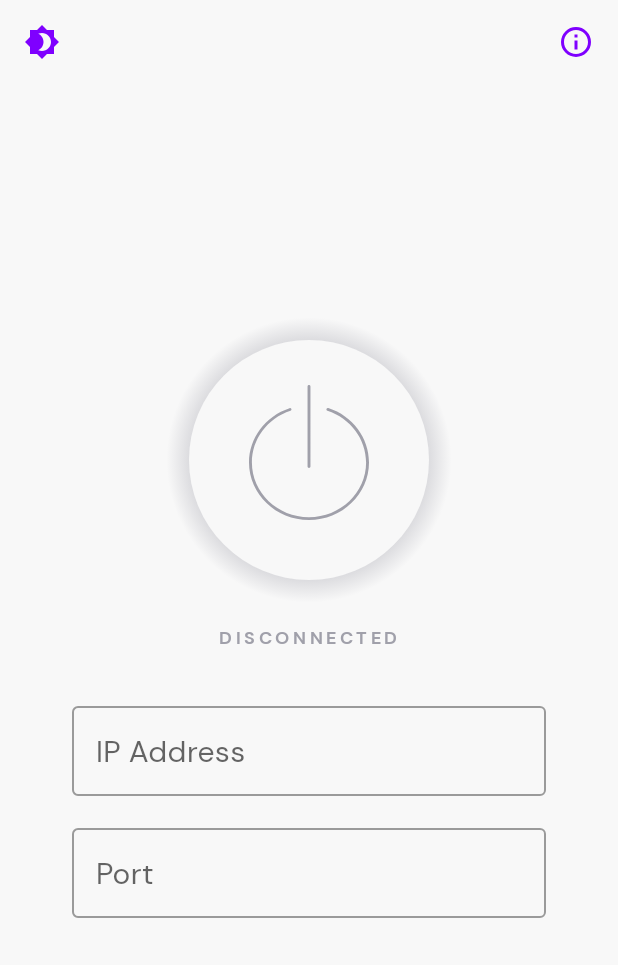
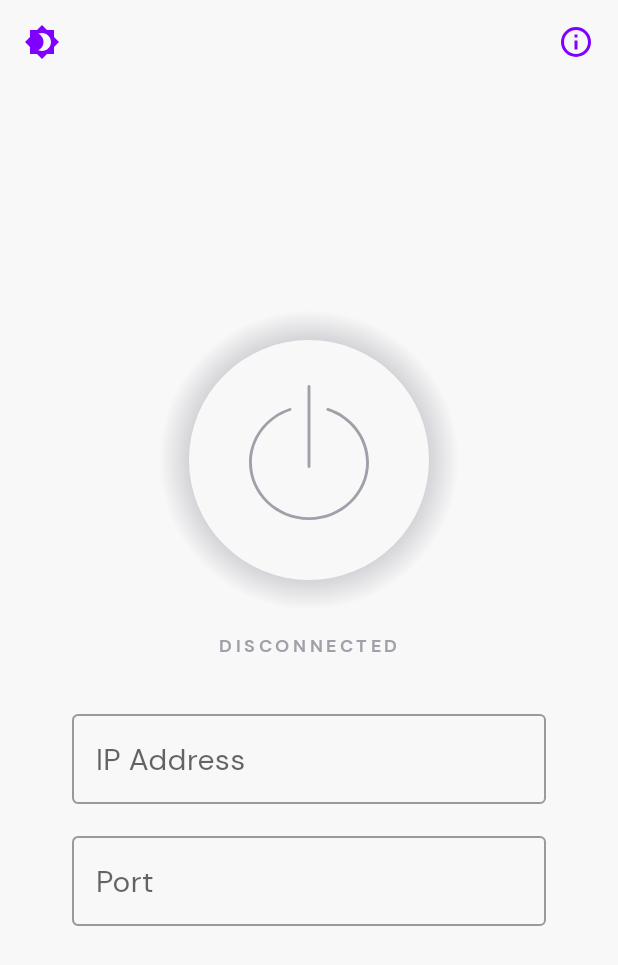
Before and after one commit to theappbusiness/android-proxy-toggle, an Android app: the screen it shows after launch (MainActivity), on a phone screen of 412 x 824 dp. Shown: the top 965 px of the screen. Run offline under Robolectric (Android 15) with nearby library versions, the phone set to English and light mode, and no system bars; our stand-ins replace Dagger/Hilt's generated code; libraries missing offline, so code that uses them is left out: androidx.hilt.lifecycle; 1 statement that could not run was skipped.

Commit message:
Last tweaks to finish off Night mode (#18)

```diff
--- a/app/src/main/res/values-night/colors.xml
+++ b/app/src/main/res/values-night/colors.xml
@@ -1,5 +1,7 @@
 <?xml version="1.0" encoding="utf-8"?>
 <resources>
+    <color name="primary">@color/periwinkle</color>
+
     <!-- General screen colours -->
     <color name="screen_background">@color/dark</color>
 </resources>
--- a/app/src/main/res/values-night/themes.xml
+++ b/app/src/main/res/values-night/themes.xml
@@ -1,6 +1,7 @@
-<resources>
+<resources xmlns:tools="http://schemas.android.com/tools">
     <!-- Base application theme. -->
     <style name="Theme.ProxyToggle" parent="Theme.MaterialComponents.DayNight.NoActionBar">
+        <item name="android:statusBarColor" tools:targetApi="l">@color/screen_background</item>
         <item name="android:colorBackground">@color/screen_background</item>
     </style>
 </resources>
--- a/app/src/main/res/values/dimens.xml
+++ b/app/src/main/res/values/dimens.xml
@@ -6,8 +6,8 @@
 
     <!-- Toggle button -->
     <dimen name="toggle_shape_size">160dp</dimen>
-    <dimen name="toggle_gradient_padding">15dp</dimen>
-    <dimen name="toggle_gradient_radius">95dp</dimen>
+    <dimen name="toggle_gradient_padding">20dp</dimen>
+    <dimen name="toggle_gradient_radius">100dp</dimen>
     <dimen name="toggle_inset">40dp</dimen>
     <dimen name="toggle_inset_small">30dp</dimen>
 
--- a/app/src/main/res/values/themes.xml
+++ b/app/src/main/res/values/themes.xml
@@ -2,13 +2,8 @@
     <!-- Base application theme. -->
     <style name="Theme.ProxyToggle" parent="Theme.MaterialComponents.DayNight.NoActionBar">
 
-        <!-- Primary brand color. -->
-        <item name="colorPrimary">@color/vivid_purple</item>
-        <item name="colorPrimaryVariant">@color/periwinkle</item>
-        <item name="colorOnPrimary">@color/pale_grey</item>
-
         <!-- Status bar color. -->
-        <item name="android:statusBarColor" tools:targetApi="l">?attr/colorOnPrimary</item>
+        <item name="android:statusBarColor" tools:targetApi="l">@color/screen_background</item>
         <item name="android:windowLightStatusBar" tools:targetApi="m">true</item>
 
         <!-- Overridden in night/colors -->
```
